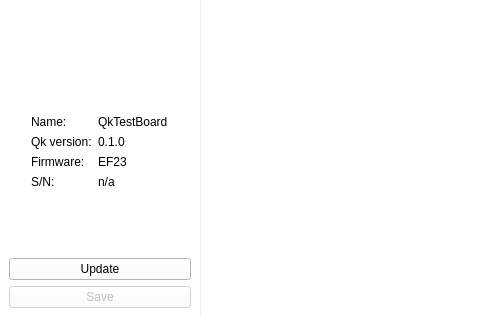
Qt form private/boardpanel.ui (QkThings/qkwidget) before a commit; both pictures show x 0 to 480 and y 0 to 317 of the 751 by 317 pixel window.
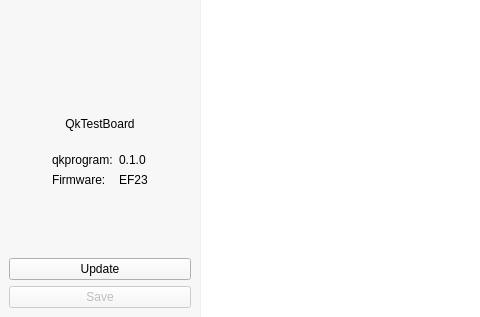
The same form after that commit. Icons and pictures are not drawn. Custom widgets are drawn as their Qt base class.

```diff
--- a/private/boardpanel.ui
+++ b/private/boardpanel.ui
@@ -56,7 +56,7 @@
      <property name="styleSheet">
       <string notr="true">QWidget
 {
-background-color: white;
+background-color: #f7f7f7;
 }</string>
      </property>
      <layout class="QVBoxLayout" name="verticalLayout_4">
@@ -119,6 +119,32 @@
           </item>
          </layout>
         </item>
+        <item>
+         <spacer name="verticalSpacer_4">
+          <property name="orientation">
+           <enum>Qt::Vertical</enum>
+          </property>
+          <property name="sizeType">
+           <enum>QSizePolicy::Fixed</enum>
+          </property>
+          <property name="sizeHint" stdset="0">
+           <size>
+            <width>20</width>
+            <height>16</height>
+           </size>
+          </property>
+         </spacer>
+        </item>
+        <item>
+         <widget class="QLabel" name="label_name">
+          <property name="text">
+           <string>QkTestBoard</string>
+          </property>
+          <property name="alignment">
+           <set>Qt::AlignCenter</set>
+          </property>
+         </widget>
+        </item>
         <item>
          <spacer name="verticalSpacer_2">
           <property name="orientation">
@@ -156,61 +182,33 @@
              <enum>QFormLayout::AllNonFixedFieldsGrow</enum>
             </property>
             <item row="0" column="0">
-             <widget class="QLabel" name="label_2">
-              <property name="text">
-               <string>Name:</string>
-              </property>
-             </widget>
-            </item>
-            <item row="0" column="1">
-             <widget class="QLabel" name="label_name">
-              <property name="text">
-               <string>QkTestBoard</string>
-              </property>
-             </widget>
-            </item>
-            <item row="1" column="0">
              <widget class="QLabel" name="label_4">
               <property name="text">
-               <string>Qk version:</string>
+               <string>qkprogram:</string>
               </property>
              </widget>
             </item>
-            <item row="1" column="1">
+            <item row="0" column="1">
              <widget class="QLabel" name="label_qkversion">
               <property name="text">
                <string>0.1.0</string>
               </property>
              </widget>
             </item>
-            <item row="2" column="0">
+            <item row="1" column="0">
              <widget class="QLabel" name="label_3">
               <property name="text">
                <string>Firmware:</string>
               </property>
              </widget>
             </item>
-            <item row="2" column="1">
+            <item row="1" column="1">
              <widget class="QLabel" name="label_firmware">
               <property name="text">
                <string>EF23</string>
               </property>
              </widget>
             </item>
-            <item row="3" column="0">
-             <widget class="QLabel" name="label_8">
-              <property name="text">
-               <string>S/N:</string>
-              </property>
-             </widget>
-            </item>
-            <item row="3" column="1">
-             <widget class="QLabel" name="label_serialnumber">
-              <property name="text">
-               <string>n/a</string>
-              </property>
-             </widget>
-            </item>
            </layout>
           </item>
           <item>
```
Left out of the diff: 6 changed lines with no effect on the pictures.
